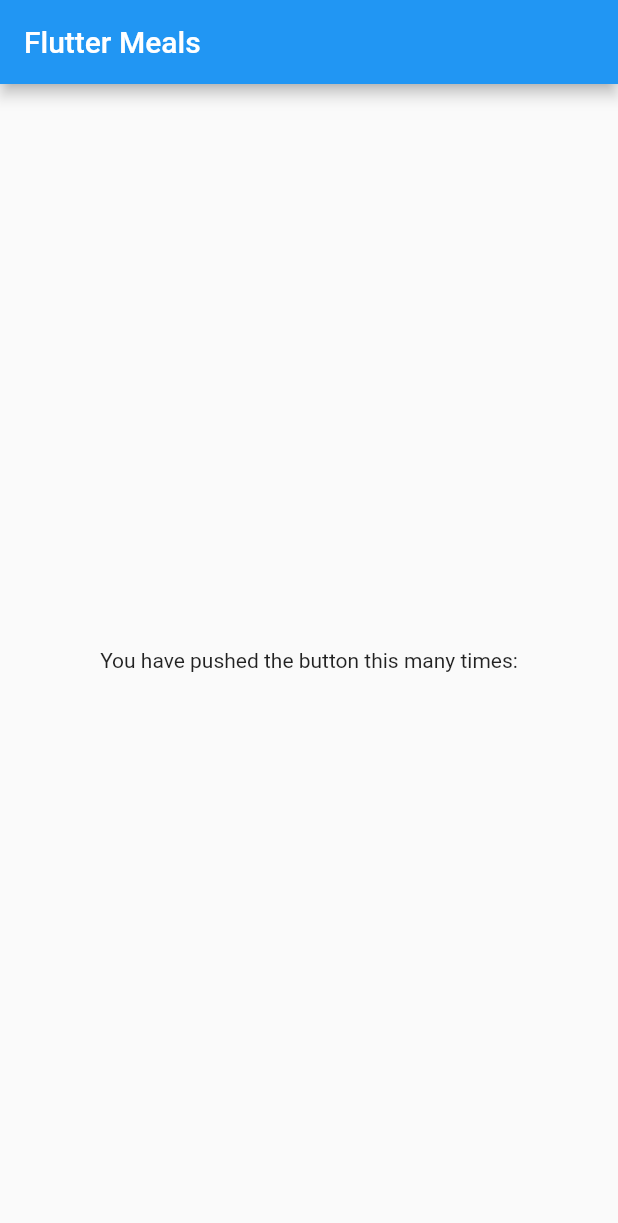
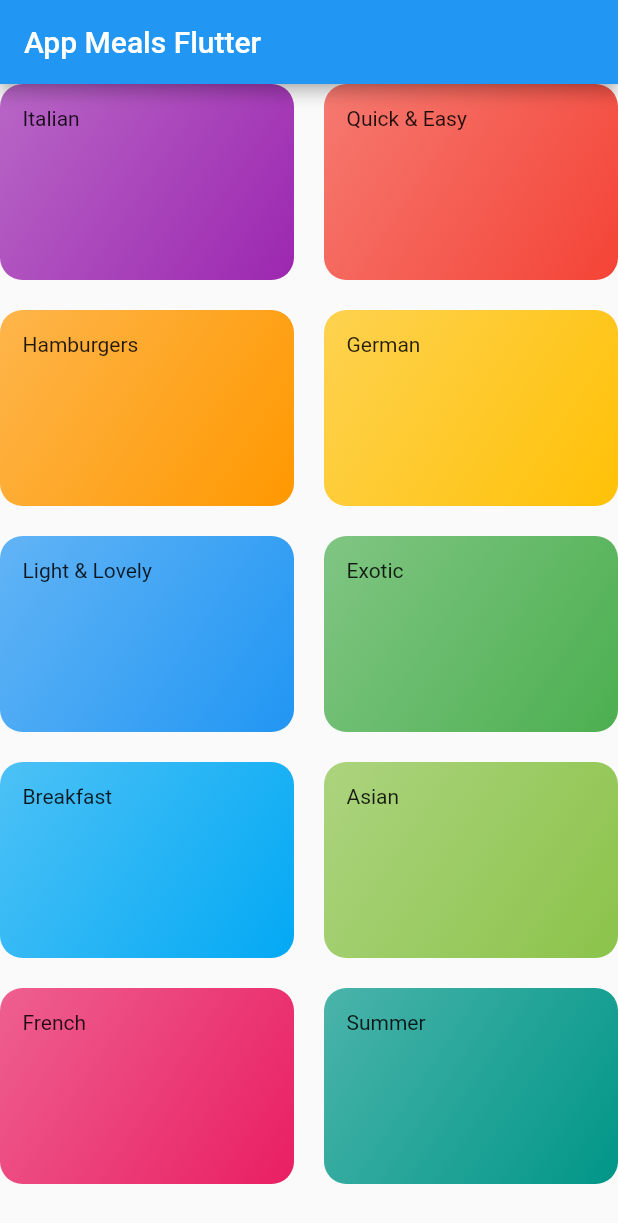
Before and after one commit to asraavisena/meals_app, a Flutter app: the screen it shows after launch, on a phone screen of 412 x 824 dp. Shown: the top 1223 px of the screen. Run offline on Flutter 3.47's test engine with Material 2 defaults, Android fonts, the phone set to English and light mode, and no system bars.

Commit message:
add widget and screen for categories

```diff
--- /dev/null
+++ b/lib/dummy_data.dart
@@ -0,0 +1,56 @@
+import 'package:flutter/material.dart';
+
+import './models/category.dart';
+
+const DUMMY_CATEGORIES = const [
+  Category(
+    id: 'c1',
+    title: 'Italian',
+    color: Colors.purple,
+  ),
+  Category(
+    id: 'c2',
+    title: 'Quick & Easy',
+    color: Colors.red,
+  ),
+  Category(
+    id: 'c3',
+    title: 'Hamburgers',
+    color: Colors.orange,
+  ),
+  Category(
+    id: 'c4',
+    title: 'German',
+    color: Colors.amber,
+  ),
+  Category(
+    id: 'c5',
+    title: 'Light & Lovely',
+    color: Colors.blue,
+  ),
+  Category(
+    id: 'c6',
+    title: 'Exotic',
+    color: Colors.green,
+  ),
+  Category(
+    id: 'c7',
+    title: 'Breakfast',
+    color: Colors.lightBlue,
+  ),
+  Category(
+    id: 'c8',
+    title: 'Asian',
+    color: Colors.lightGreen,
+  ),
+  Category(
+    id: 'c9',
+    title: 'French',
+    color: Colors.pink,
+  ),
+  Category(
+    id: 'c10',
+    title: 'Summer',
+    color: Colors.teal,
+  ),
+];
--- a/lib/main.dart
+++ b/lib/main.dart
@@ -1,4 +1,5 @@
 import 'package:flutter/material.dart';
+import './screens/categories.dart';
 
 void main() {
   runApp(const MyApp());
@@ -14,31 +15,31 @@ class MyApp extends StatelessWidget {
       theme: ThemeData(
         primarySwatch: Colors.blue,
       ),
-      home: const MyHomePage(title: 'Flutter Meals'),
+      home: const Categories(),
     );
   }
 }
 
-class MyHomePage extends StatefulWidget {
-  const MyHomePage({Key? key, required this.title}) : super(key: key);
+// class MyHomePage extends StatefulWidget {
+//   const MyHomePage({Key? key, required this.title}) : super(key: key);
 
-  final String title;
+//   final String title;
 
-  @override
-  State<MyHomePage> createState() => _MyHomePageState();
-}
+//   @override
+//   State<MyHomePage> createState() => _MyHomePageState();
+// }
 
-class _MyHomePageState extends State<MyHomePage> {
-  @override
-  Widget build(BuildContext context) {
-    return Scaffold(
-      appBar: AppBar(
-        title: Text(widget.title),
-      ),
-      body: Center(
-          child: const Text(
-        'You have pushed the button this many times:',
-      )), // This trailing comma makes auto-formatting nicer for build methods.
-    );
-  }
-}
+// class _MyHomePageState extends State<MyHomePage> {
+//   @override
+//   Widget build(BuildContext context) {
+//     return Scaffold(
+//       appBar: AppBar(
+//         title: Text(widget.title),
+//       ),
+//       body: const Center(
+//           child: Text(
+//         'You have pushed the button this many times:',
+//       )), // This trailing comma makes auto-formatting nicer for build methods.
+//     );
+//   }
+// }
--- /dev/null
+++ b/lib/models/category.dart
@@ -0,0 +1,11 @@
+import 'package:flutter/material.dart';
+
+class Category {
+  final String id;
+  final String title;
+  final Color color;
+
+  // ! VARIABLE WITH NO VALUE SHOULD HAVE REQUIRED
+  const Category(
+      {required this.id, required this.title, this.color = Colors.orange});
+}
--- /dev/null
+++ b/lib/screens/categories.dart
@@ -0,0 +1,33 @@
+import 'package:flutter/material.dart';
+
+import '../dummy_data.dart';
+import '../widgets/categories_item.dart';
+
+class Categories extends StatelessWidget {
+  const Categories({Key? key}) : super(key: key);
+
+  @override
+  Widget build(BuildContext context) {
+    // ! SLIVER IS SCROLLABLE FOR GRID
+    // ! GRID DELEGATE -> VIEW DELEGATE AS GRID
+    // ! MAXCROSSAXISEXTENT -> CREATE AS MANY COLUMN AS WE CAN FIT ON THE SCREEN
+    return Scaffold(
+        appBar: AppBar(
+          title: Text('App Meals Flutter'),
+        ),
+        body: GridView(
+          children: DUMMY_CATEGORIES
+              .map((el) => CategoryItem(
+                  title: el.title,
+                  color:
+                      el.color)) // ! KALAU ADA KAYA OBJECT JANGAN LUPA KEY:PROP
+              .toList(),
+          gridDelegate: SliverGridDelegateWithMaxCrossAxisExtent(
+              maxCrossAxisExtent: 200,
+              childAspectRatio:
+                  3 / 2, // ! FOR 200 WIDTH I WANT TO HAVE 300 HEIGHT IN THE END
+              crossAxisSpacing: 20,
+              mainAxisSpacing: 20),
+        ));
+  }
+}
--- /dev/null
+++ b/lib/widgets/categories_item.dart
@@ -0,0 +1,22 @@
+import 'package:flutter/material.dart';
+
+class CategoryItem extends StatelessWidget {
+  final String title;
+  final Color color;
+  const CategoryItem({Key? key, required this.title, required this.color})
+      : super(key: key);
+
+  @override
+  Widget build(BuildContext context) {
+    return Container(
+      padding: const EdgeInsets.all(15),
+      child: Text(title),
+      decoration: BoxDecoration(
+          gradient: LinearGradient(
+              colors: [color.withOpacity(0.7), color],
+              begin: Alignment.topLeft,
+              end: Alignment.bottomRight),
+          borderRadius: BorderRadius.circular(15)),
+    );
+  }
+}
```
